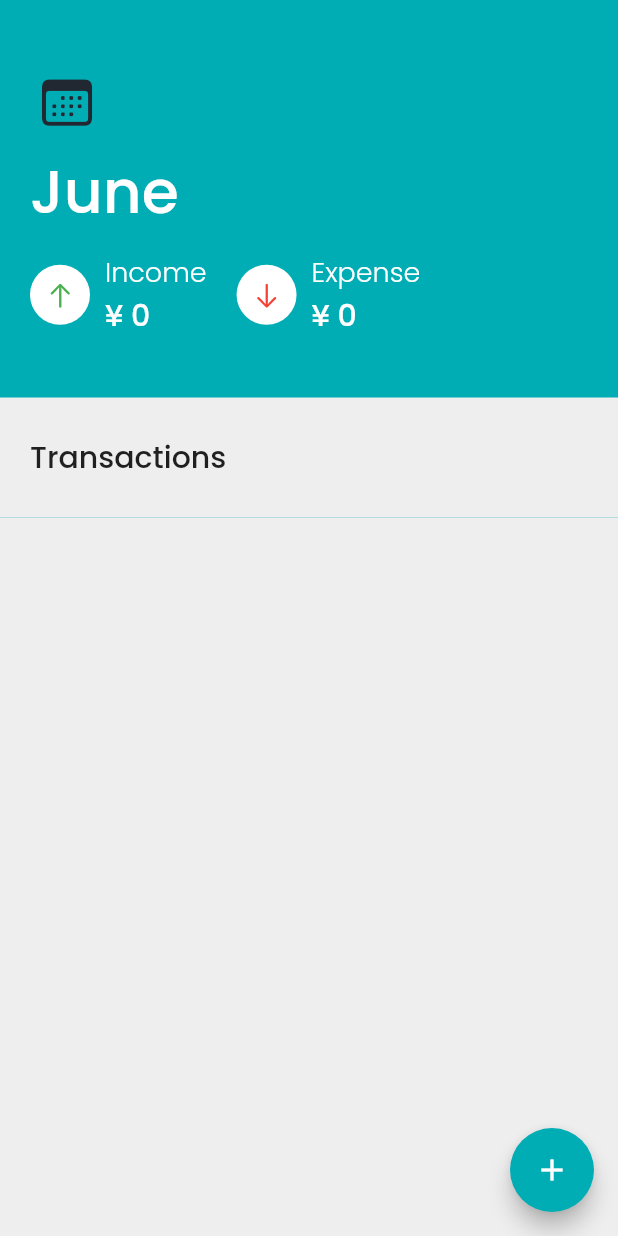
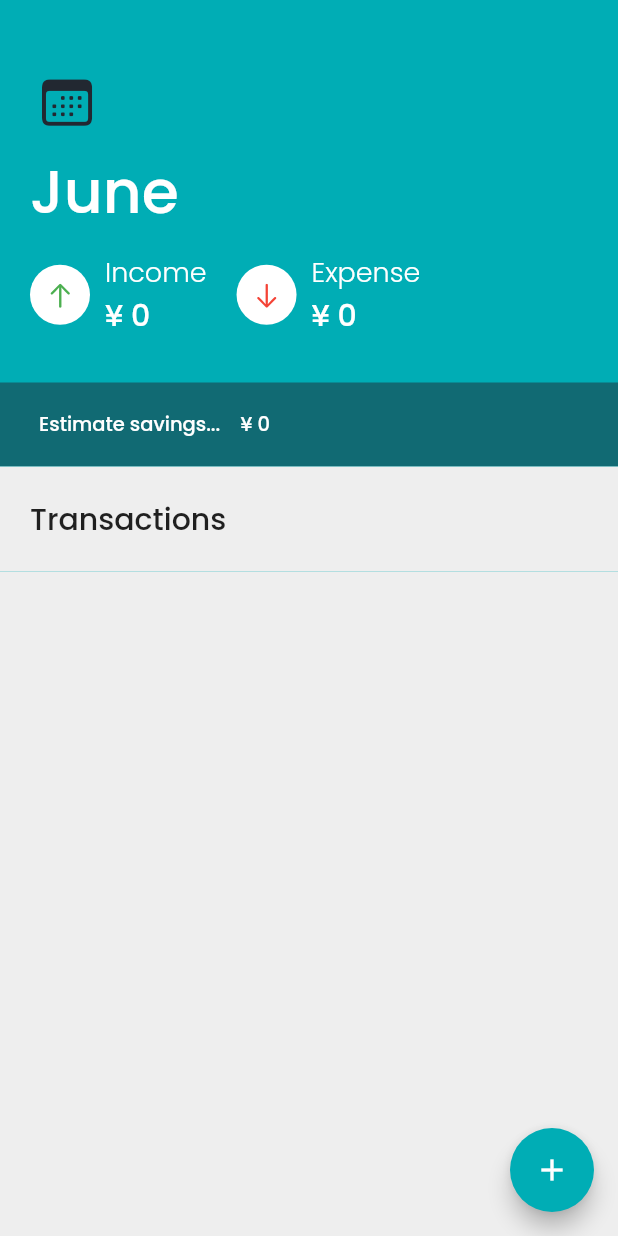
Before and after one commit to AungMyoMin196/expense-tracker, a Flutter app: the screen it shows after launch, on a phone screen of 412 x 824 dp. Run offline on Flutter 3.47's test engine with Material 2 defaults, Android fonts, the phone set to English and light mode, and no system bars; our stand-ins replace bloc, cloud_firestore, equatable, firebase_core, firebase_crashlytics, firebase_dynamic_links and 4 more; accounts and stored records are empty.

Commit message:
refector state management and add saving indicator

```diff
--- a/lib/app/app.dart
+++ b/lib/app/app.dart
@@ -6,14 +6,14 @@ import 'package:flutter_localizations/flutter_localizations.dart';
 import 'package:form_builder_validators/form_builder_validators.dart';
 
 class App extends StatelessWidget {
-  final String flavor;
+  final String name;
 
-  const App({Key? key, required this.flavor}) : super(key: key);
+  const App({Key? key, required this.name}) : super(key: key);
 
   @override
   Widget build(BuildContext context) {
     return MaterialApp(
-      title: 'Expanse Tracker',
+      title: name,
       theme: AppTheme.light,
       supportedLocales: const [
         Locale('en'),
--- a/lib/app/blocs/transaction/transaction_event.dart
+++ b/lib/app/blocs/transaction/transaction_event.dart
@@ -1,11 +1,7 @@
-import 'package:equatable/equatable.dart';
 import 'package:expense_tracker/data/models/transaction.dart';
 
-abstract class TransactionEvent extends Equatable {
+abstract class TransactionEvent {
   const TransactionEvent();
-
-  @override
-  List<Object> get props => [];
 }
 
 class LoadTransactionEvent extends TransactionEvent {
@@ -22,9 +18,6 @@ class AddTransactionEvent extends TransactionEvent {
 
   @override
   String toString() => 'AddTransactionEvent';
-
-  @override
-  List<Object> get props => [transaction];
 }
 
 class UpdateTransactionEvent extends TransactionEvent {
@@ -34,9 +27,6 @@ class UpdateTransactionEvent extends TransactionEvent {
 
   @override
   String toString() => 'UpdateTransactionEvent';
-
-  @override
-  List<Object> get props => [transaction];
 }
 
 class RemoveTransactionEvent extends TransactionEvent {
@@ -46,9 +36,6 @@ class RemoveTransactionEvent extends TransactionEvent {
 
   @override
   String toString() => 'RemoveTransactionEvent';
-
-  @override
-  List<Object> get props => [transaction];
 }
 
 class ChangeTransactionQueryParamsEvent extends TransactionEvent {
@@ -58,7 +45,4 @@ class ChangeTransactionQueryParamsEvent extends TransactionEvent {
 
   @override
   String toString() => 'ChangeTransactionQueryParamsEvent';
-
-  @override
-  List<Object> get props => [queryParams];
 }
--- a/lib/app/blocs/transaction/transaction_state.dart
+++ b/lib/app/blocs/transaction/transaction_state.dart
@@ -13,6 +13,15 @@ class TransactionInitialState extends TransactionState {
 
   @override
   String toString() => 'TransactionInitialState';
+}
+
+class TransactionQueryParamsChangedState extends TransactionState {
+  const TransactionQueryParamsChangedState({required this.queryParams});
+
+  final TransactionQueryParams queryParams;
+
+  @override
+  String toString() => 'TransactionQueryParamsChangedState';
 }
 
 class TransactionLoadingState extends TransactionState {
@@ -35,47 +44,21 @@ class TransactionLoadedState extends TransactionState {
 }
 
 class TransactionAddedState extends TransactionState {
-  const TransactionAddedState();
+  const TransactionAddedState({required this.transaction});
+
+  final Transaction transaction;
 
   @override
   String toString() => 'TransactionAddedState';
 }
 
-class TransactionUpdatedState extends TransactionState {
-  const TransactionUpdatedState();
+class TransactionRemovedState extends TransactionState {
+  const TransactionRemovedState({required this.transaction});
 
-  @override
-  String toString() => 'TransactionUpdatedState';
-}
-
-class TransactionRemovedState extends TransactionState {
-  const TransactionRemovedState();
+  final Transaction transaction;
 
   @override
   String toString() => 'TransactionRemovedState';
-}
-
-class TransactionQueryParamsChangedState extends TransactionState {
-  const TransactionQueryParamsChangedState({required this.queryParams});
-
-  final TransactionQueryParams queryParams;
-
-  @override
-  String toString() => 'TransactionQueryParamsChangedState';
-}
-
-class TransactionFromValidationSuccessState extends TransactionState {
-  const TransactionFromValidationSuccessState();
-
-  @override
-  String toString() => 'TransactionFromValidationSuccessState';
-}
-
-class TransactionFromValidationFailedState extends TransactionState {
-  const TransactionFromValidationFailedState();
-
-  @override
-  String toString() => 'TransactionFromValidationSuccessState';
 }
 
 class TransactionErrorState extends TransactionState {
--- a/lib/app/ui/screens/pages/home_page.dart
+++ b/lib/app/ui/screens/pages/home_page.dart
@@ -1,6 +1,7 @@
 import 'package:cloud_firestore/cloud_firestore.dart' as firestore;
 import 'package:expense_tracker/app/blocs/transaction/index.dart';
 import 'package:expense_tracker/app/ui/screens/modals/add_transaction_modal.dart';
+import 'package:expense_tracker/app/ui/widgets/features/unknown_error.dart';
 import 'package:expense_tracker/app/ui/widgets/features/amount_indicator.dart';
 import 'package:expense_tracker/app/ui/widgets/features/transaction_list.dart';
 import 'package:expense_tracker/data/models/transaction.dart';
@@ -68,21 +69,29 @@ class _HomePageState extends State<HomePage> {
         },
         child: const Icon(Icons.add),
       ),
-      body: BlocBuilder<TransactionBloc, TransactionState>(
+      body: BlocConsumer<TransactionBloc, TransactionState>(
+        listener: (context, state) {
+          if (state is TransactionAddedState) {
+            ScaffoldMessenger.of(context).showSnackBar(const SnackBar(
+                content: Text('New transaction has been added')));
+            _emitTransactionQueryParamsChangeEvent(context);
+          }
+          if (state is TransactionRemovedState) {
+            // Then show a snackbar.
+            ScaffoldMessenger.of(context).showSnackBar(
+                const SnackBar(content: Text('Transaction has been deleted')));
+            _emitTransactionQueryParamsChangeEvent(context);
+          }
+          if (state is TransactionLoadingState) {
+            // do nothing
+          }
+        },
+        buildWhen: (previous, current) {
+          return current is TransactionLoadedState;
+        },
         builder: (context, state) {
           if (state is TransactionInitialState) {
             _emitTransactionQueryParamsChangeEvent(context);
-          }
-
-          if (state is TransactionAddedState) {
-            _emitTransactionQueryParamsChangeEvent(context);
-          }
-
-          if (state is TransactionRemovedState) {
-            _emitTransactionQueryParamsChangeEvent(context);
-          }
-
-          if (state is TransactionLoadingState) {
             return const Center(
               child: CircularProgressIndicator(color: AppTheme.accentColor),
             );
@@ -94,6 +103,9 @@ class _HomePageState extends State<HomePage> {
 
             final expenseAmount =
                 Transaction.getExpenseAmount(state.transactions);
+
+            final String estimateSaving =
+                (incomeAmount - expenseAmount).toStringAsFixed(0);
             return Column(
               crossAxisAlignment: CrossAxisAlignment.start,
               children: <Widget>[
@@ -147,11 +159,29 @@ class _HomePageState extends State<HomePage> {
                   ),
                 ),
                 const SizedBox(
-                  height: 40.0,
+                  height: 30.0,
+                ),
+                Container(
+                  padding: const EdgeInsets.only(left: 10.0),
+                  color: AppTheme.accentColor.withOpacity(0.5),
+                  child: ListTile(
+                    title: Text(
+                      selectedDate.isAfter(DateTime.now()) ||
+                              (DateFormat('yyyy-MM').format(selectedDate) ==
+                                  DateFormat('yyyy-MM').format(DateTime.now()))
+                          ? 'Estimate savings...    ¥ $estimateSaving'
+                          : 'Saved...    ¥ $estimateSaving',
+                      style: const TextStyle(
+                        color: Colors.white,
+                        fontSize: 13.0,
+                        fontWeight: FontWeight.w500,
+                      ),
+                    ),
+                  ),
                 ),
                 Container(
                   padding: const EdgeInsets.symmetric(
-                      horizontal: 20.0, vertical: 25.0),
+                      horizontal: 20.0, vertical: 20.0),
                   width: double.infinity,
                   color: AppTheme.lightColor,
                   child: const Text(
@@ -173,13 +203,7 @@ class _HomePageState extends State<HomePage> {
               ],
             );
           }
-
-          return const Center(
-            child: Text(
-              'Error!',
-              style: TextStyle(color: Colors.red),
-            ),
-          );
+          return const UnknownError();
         },
       ),
     );
--- a/lib/app/ui/widgets/features/transaction_list.dart
+++ b/lib/app/ui/widgets/features/transaction_list.dart
@@ -29,9 +29,6 @@ class TransactionList extends StatelessWidget {
             // Remove the item from the data source.
             BlocProvider.of<TransactionBloc>(context)
                 .add(RemoveTransactionEvent(transaction: transaction));
-            // Then show a snackbar.
-            ScaffoldMessenger.of(context).showSnackBar(
-                const SnackBar(content: Text('Transaction has been deleted')));
           },
           // Show a red background as the item is swiped away.
           background: Container(
--- a/lib/data/repositories/abstracts/firestore_crud_abstract.dart
+++ b/lib/data/repositories/abstracts/firestore_crud_abstract.dart
@@ -16,7 +16,6 @@ abstract class FirestoreCrudAbstract<T extends ToFirebase, K> {
   Future<List<T>> getCollection(K? queryParams) {
     CollectionReference<Map<String, dynamic>> collectionRef =
         firestore.collection(getPath());
-
     return createQuery(collectionRef, queryParams)
         .get()
         .then(
--- a/lib/data/repositories/transaction_repository.dart
+++ b/lib/data/repositories/transaction_repository.dart
@@ -33,6 +33,6 @@ class TransactionRepository
           isLessThanOrEqualTo: queryParams.createdAtTo);
     }
 
-    return collectionRef;
+    return collectionRef.orderBy('createdAt', descending: true);
   }
 }
--- a/lib/main_development.dart
+++ b/lib/main_development.dart
@@ -1,7 +1,6 @@
-
 import 'package:expense_tracker/app/app.dart';
 import 'package:expense_tracker/bootstrap.dart';
 
 void main() {
-  bootstrap(const App(flavor: 'Expense Tracker Dev'));
+  bootstrap(const App(name: 'Expense Tracker Dev'));
 }
--- a/lib/main_production.dart
+++ b/lib/main_production.dart
@@ -2,5 +2,5 @@ import 'package:expense_tracker/app/app.dart';
 import 'package:expense_tracker/bootstrap.dart';
 
 void main() {
-  bootstrap(const App(flavor: 'Expense Tracker'));
+  bootstrap(const App(name: 'Expense Tracker'));
 }
--- a/lib/main_staging.dart
+++ b/lib/main_staging.dart
@@ -2,5 +2,5 @@ import 'package:expense_tracker/app/app.dart';
 import 'package:expense_tracker/bootstrap.dart';
 
 void main() {
-  bootstrap(const App(flavor: 'Expense Tracker Stg'));
+  bootstrap(const App(name: 'Expense Tracker Stg'));
 }
```
Also changed, not shown: lib/app/app_bloc_observer.dart (+12 -0 lines), lib/app/blocs/transaction/transaction_bloc.dart (+20 -41 lines), lib/app/ui/widgets/features/unknown_error.dart (added, +20 -0 lines), assets/images/3_Something Went Wrong.png (added), 1 other file.
